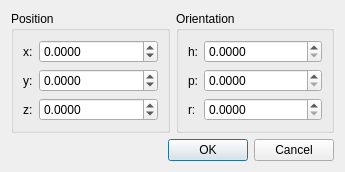
First picture: the form in src/PositionDialog.ui, repository IDREsandbox/vsim, before the edit.
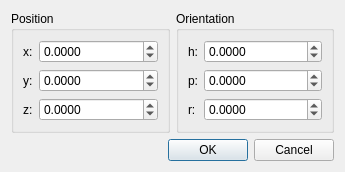
Second picture: the form after the edit.

```diff
--- a/src/PositionDialog.ui
+++ b/src/PositionDialog.ui
@@ -149,8 +149,11 @@
         <property name="decimals">
          <number>4</number>
         </property>
+        <property name="minimum">
+         <double>-10000.000000000000000</double>
+        </property>
         <property name="maximum">
-         <double>359.990000000000009</double>
+         <double>10000.000000000000000</double>
         </property>
        </widget>
       </item>
@@ -178,8 +181,11 @@
         <property name="decimals">
          <number>4</number>
         </property>
+        <property name="minimum">
+         <double>-10000.000000000000000</double>
+        </property>
         <property name="maximum">
-         <double>359.990000000000009</double>
+         <double>10000.000000000000000</double>
         </property>
        </widget>
       </item>
@@ -207,8 +213,11 @@
         <property name="decimals">
          <number>4</number>
         </property>
+        <property name="minimum">
+         <double>-10000.000000000000000</double>
+        </property>
         <property name="maximum">
-         <double>359.990000000000009</double>
+         <double>10000.000000000000000</double>
         </property>
        </widget>
       </item>
```
